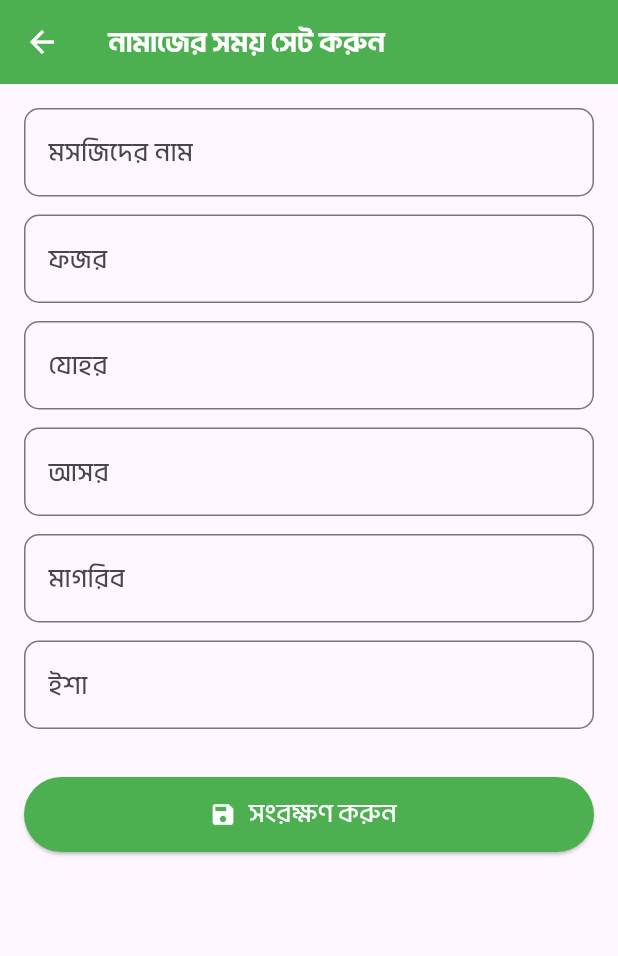
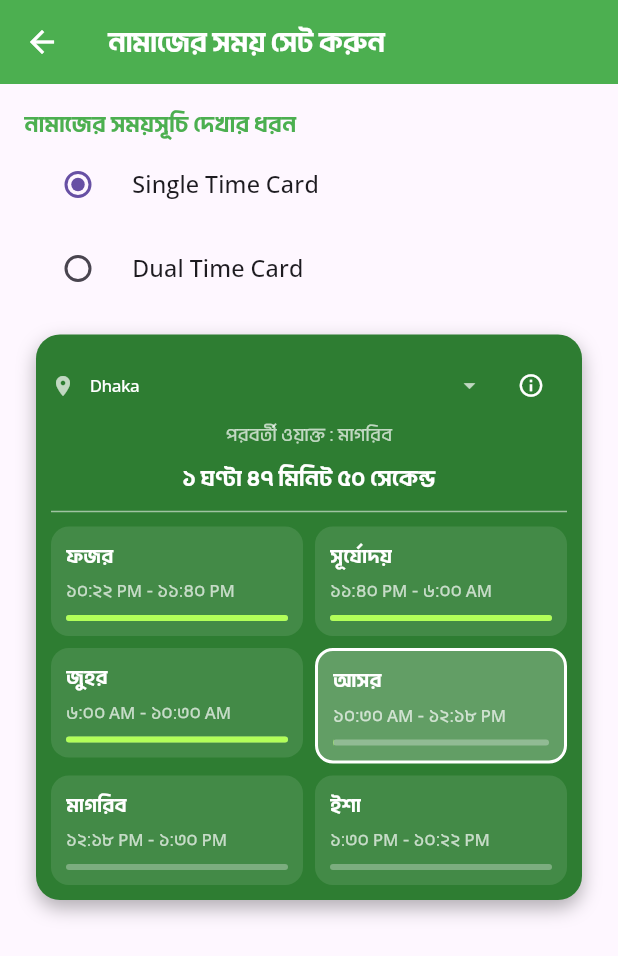
Before and after one commit to mdsiamulislam/IOM-Daily-Azkar, a Flutter app: the screen it shows after launch, in the side drawer, after a tap on "নামাজের সময় সেট করুন", on a phone screen of 412 x 824 dp. Shown: the top 956 px of the screen. Run offline on Flutter 3.47's test engine with Material 3 defaults, Android fonts, the phone set to English and light mode, and no system bars; our stand-ins replace adhan, font_awesome_flutter, get, package_info_plus, share_plus, shared_preferences and 2 more; network calls fail.

Commit message:
time table change base on user choise

```diff
--- /dev/null
+++ b/lib/core/local_storage/user_pref.dart
@@ -0,0 +1,15 @@
+import 'package:shared_preferences/shared_preferences.dart';
+
+class UserPref{
+
+  void setPrayerTimeSingle(bool isSingleTimeTable)async{
+    final prefs = await SharedPreferences.getInstance();
+    await prefs.setBool('isSingleTimeTable', isSingleTimeTable);
+  }
+
+  Future<bool> getPrayerTimeSingle() async {
+    final prefs = await SharedPreferences.getInstance();
+    return prefs.getBool('isSingleTimeTable') ?? true; // Default to true if not set
+  }
+
+}
--- a/lib/features/home/screens/home_page.dart
+++ b/lib/features/home/screens/home_page.dart
@@ -555,6 +555,7 @@ class _HomeScreenState extends State<HomeScreen> with AutomaticKeepAliveClientMi
               Navigator.push(context, MaterialPageRoute(builder: (_) => const AboutAppScreen()));
             },
           ),
+
         ],
       ),
     );
--- a/lib/features/home/widget/dual_time_card.dart
+++ b/lib/features/home/widget/dual_time_card.dart
@@ -1,28 +1,26 @@
 import 'package:flutter/cupertino.dart';
 import 'package:flutter/material.dart';
+import 'package:get/get.dart';
+import 'package:iomdailyazkar/features/prayer_times/controllers/change_widget.dart';
 
 import '../../../core/local_storage/local_prayer_time.dart';
 import '../../prayer_times/presentation/widgets/prayer_time_widget.dart';
+class DualTimeCard extends StatelessWidget {
+  DualTimeCard({super.key});
 
-class DualTimeCard extends StatefulWidget {
-  const DualTimeCard({super.key});
-
-  @override
-  State<DualTimeCard> createState() => _DualTimeCardState();
-}
-
-class _DualTimeCardState extends State<DualTimeCard> {
-
-  bool isSingleTimeTable = false;
+  final ChangeWidget _changeWidget = Get.put(ChangeWidget());
 
   @override
   Widget build(BuildContext context) {
-    return
-      isSingleTimeTable
+    return Obx(() {
+      // This will automatically rebuild when isSingleTimeTable changes
+      return _changeWidget.isSingleTimeTable.value
           ? CombinedPrayerTimesWidget()
           : PrayerTimeWidget();
+    });
   }
 }
+
 
 
 
--- /dev/null
+++ b/lib/features/prayer_times/controllers/change_widget.dart
@@ -0,0 +1,5 @@
+import 'package:get/get.dart';
+
+class ChangeWidget extends GetxController {
+  RxBool isSingleTimeTable = true.obs;
+}
--- a/lib/features/prayer_times/presentation/screens/prayer_time_setting_screen.dart
+++ b/lib/features/prayer_times/presentation/screens/prayer_time_setting_screen.dart
@@ -1,7 +1,15 @@
 import 'package:flutter/material.dart';
+import 'package:get/get.dart';
 import 'package:iomdailyazkar/core/constants/constants.dart';
 
+import '../../../../core/constants/city_data.dart';
 import '../../../../core/local_storage/local_prayer_time.dart';
+import '../../../../core/local_storage/user_pref.dart';
+import '../../../home/widget/dual_time_card.dart';
+import '../../controllers/change_widget.dart';
+import '../widgets/prayer_time_widget.dart';
+
+enum TimeTableOption { single, dual }
 
 class PrayerTimeSettingScreen extends StatefulWidget {
   const PrayerTimeSettingScreen({super.key});
@@ -19,23 +27,27 @@ class _PrayerTimeSettingScreenState extends State<PrayerTimeSettingScreen> {
   final _ishaController = TextEditingController();
 
   final LocalPrayerTime _localPrayerTime = LocalPrayerTime();
+  final ChangeWidget _changeWidget = Get.put(ChangeWidget());
+
+  // Reactive variables
+  final RxString _selectedCity = CityCoordinates.cityMap.keys.first.obs;
+  final Rx<TimeTableOption> _selectedOption = TimeTableOption.dual.obs;
 
   @override
   void initState() {
     super.initState();
     _loadSavedTimes();
+    _loadPreference();
   }
 
   Future<void> _loadSavedTimes() async {
     final data = await _localPrayerTime.getPrayerTime();
-    setState(() {
     _masqueController.text = data['masqueName'] ?? '';
     _fajarController.text = data['fajar'] ?? '';
     _zuhrController.text = data['zuhr'] ?? '';
     _asrController.text = data['asr'] ?? '';
     _maghribController.text = data['maghrib'] ?? '';
     _ishaController.text = data['isha'] ?? '';
-    });
   }
 
   Future<void> _saveTimes() async {
@@ -52,24 +64,109 @@ class _PrayerTimeSettingScreenState extends State<PrayerTimeSettingScreen> {
     );
   }
 
+  Future<void> _loadPreference() async {
+    final pref = await UserPref().getPrayerTimeSingle();
+    _selectedOption.value = pref ? TimeTableOption.single : TimeTableOption.dual;
+    _changeWidget.isSingleTimeTable.value = pref;
+  }
+
   @override
   Widget build(BuildContext context) {
     return Scaffold(
       appBar: AppBar(
-        title: const Text("নামাজের সময় সেট করুন", style: TextStyle(fontSize: 20, fontWeight: FontWeight.bold, color: Colors.white)),
+        title: const Text(
+          "নামাজের সময় সেট করুন",
+          style: TextStyle(fontSize: 20, fontWeight: FontWeight.bold, color: Colors.white),
+        ),
         backgroundColor: AppColors.primaryGreen,
-        iconTheme: const IconThemeData(color: Colors.white)
+        iconTheme: const IconThemeData(color: Colors.white),
       ),
       body: SingleChildScrollView(
         padding: const EdgeInsets.all(16.0),
         child: Column(
           children: [
+            // Radio buttons
+            Obx(() {
+              return Column(
+                crossAxisAlignment: CrossAxisAlignment.start,
+                children: [
+                  const Text(
+                    "নামাজের সময়সূচি দেখার ধরন",
+                    style: TextStyle(
+                      fontSize: 16,
+                      fontWeight: FontWeight.bold,
+                      color: Colors.green,
+                    ),
+                  ),
+                  RadioListTile<TimeTableOption>(
+                    title: const Text("Single Time Card"),
+                    value: TimeTableOption.single,
+                    groupValue: _selectedOption.value,
+                    onChanged: (value) {
+                      _selectedOption.value = value!;
+                      UserPref().setPrayerTimeSingle(true);
+                      _changeWidget.isSingleTimeTable.value = true;
+                    },
+                  ),
+                  RadioListTile<TimeTableOption>(
+                    title: const Text("Dual Time Card"),
+                    value: TimeTableOption.dual,
+                    groupValue: _selectedOption.value,
+                    onChanged: (value) {
+                      _selectedOption.value = value!;
+                      UserPref().setPrayerTimeSingle(false);
+                      _changeWidget.isSingleTimeTable.value = false;
+                    },
+                  ),
+                ],
+              );
+            }),
+
+            const SizedBox(height: 16),
+
+            // Time Table Widget
+            Obx(() {
+              return _selectedOption.value == TimeTableOption.dual
+                  ? const PrayerTimeWidget()
+                  : const CombinedPrayerTimesWidget();
+            }),
+
+            const SizedBox(height: 20),
+
+            // City and Input Fields (only for dual)
+            Obx(() {
+              if (_selectedOption.value == TimeTableOption.dual) {
+                return Column(
+                  children: [
+                    DropdownButtonFormField<String>(
+                      value: _selectedCity.value,
+                      decoration: InputDecoration(
+                        labelText: "নামাযের সময়ের জন্য শহর নির্বাচন করুন",
+                        border: OutlineInputBorder(borderRadius: BorderRadius.circular(10)),
+                        contentPadding: const EdgeInsets.symmetric(horizontal: 12, vertical: 8),
+                      ),
+                      items: CityCoordinates.cityMap.keys.map((city) {
+                        return DropdownMenuItem<String>(
+                          value: city,
+                          child: Text(city, style: const TextStyle(fontSize: 16)),
+                        );
+                      }).toList(),
+                      onChanged: (value) {
+                        _selectedCity.value = value!;
+                        final coordinates = CityCoordinates.cityMap[value]!;
+                        print('Selected city: $value, Coordinates: ${coordinates.latitude}, ${coordinates.longitude}');
+                      },
+                    ),
+
+                    const SizedBox(height: 16),
+
                     _buildTextField("মসজিদের নাম", _masqueController),
                     _buildTextField("ফজর", _fajarController, hint: "যেমনঃ ৪:৩০ AM"),
                     _buildTextField("যোহর", _zuhrController, hint: "যেমনঃ ১:১৫ PM"),
                     _buildTextField("আসর", _asrController, hint: "যেমনঃ ৪:৪৫ PM"),
                     _buildTextField("মাগরিব", _maghribController, hint: "যেমনঃ ৬:৩০ PM"),
                     _buildTextField("ইশা", _ishaController, hint: "যেমনঃ ৮:১৫ PM"),
+
                     const SizedBox(height: 20),
                     ElevatedButton.icon(
                       onPressed: _saveTimes,
@@ -80,6 +177,12 @@ class _PrayerTimeSettingScreenState extends State<PrayerTimeSettingScreen> {
                         minimumSize: const Size(double.infinity, 50),
                       ),
                     ),
+                  ],
+                );
+              } else {
+                return const SizedBox.shrink();
+              }
+            }),
           ],
         ),
       ),
--- a/pubspec.yaml
+++ b/pubspec.yaml
@@ -27,6 +27,8 @@ dependencies:
   device_info_plus: ^10.1.0
   permission_handler: ^11.3.1
   upgrader: ^10.3.0
+  get: ^4.7.2
+
 
 dev_dependencies:
   flutter_test:
```
Also changed, not shown: pubspec.lock. Lines whose indentation alone changed are shown as unchanged.
